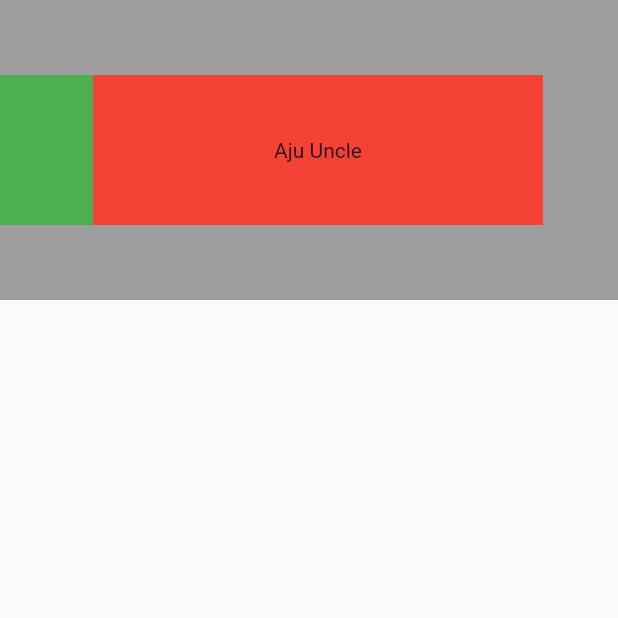
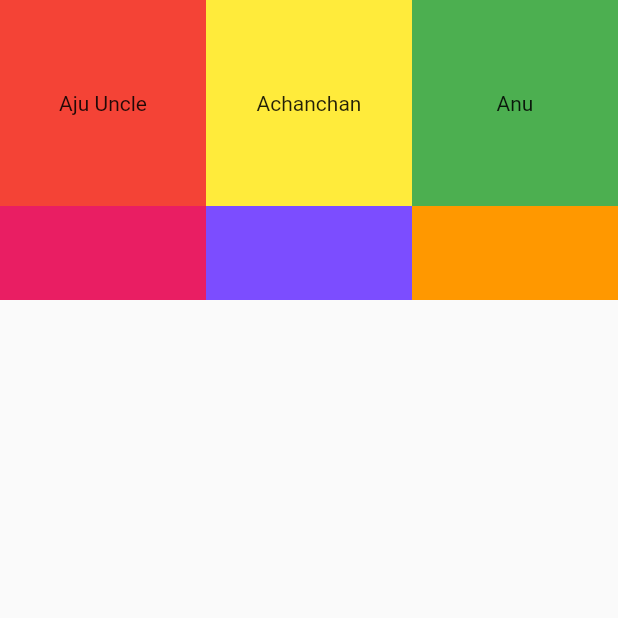
Before and after one commit to Geothomas1/Flutter.Dev, a Flutter app: the screen it shows after launch, on a phone screen of 412 x 824 dp, the top half of it. Run offline on Flutter 3.47's test engine with Material 2 defaults, Android fonts, the phone set to English and light mode, and no system bars.

Commit message:
Grid View

```diff
--- a/flutter_application_1/lib/widgets/multiChildLayoutWidget.dart
+++ b/flutter_application_1/lib/widgets/multiChildLayoutWidget.dart
@@ -7,10 +7,8 @@ class MultiChildLayoutWidget extends StatelessWidget {
         width: MediaQuery.of(context).size.width,
         height: 200,
         color: Colors.grey,
-      child: ListView(
-        scrollDirection: Axis.horizontal,
-        reverse: true,
-        padding: EdgeInsets.all(50),
+        child: GridView.count(
+          crossAxisCount:3 ,
           children: <Widget>[
             Container(
                 color: Colors.red,
@@ -18,40 +16,43 @@ class MultiChildLayoutWidget extends StatelessWidget {
                 height: 200,
                 child: Center(
                   child: Text("Aju Uncle"),
-            ),
-          ),
+                )),
+            Container(
+                color: Colors.yellow,
+                width: 300,
+                height: 200,
+                child: Center(
+                  child: Text("Achanchan"),
+                )),
             Container(
                 color: Colors.green,
                 width: 300,
                 height: 200,
-            child: Center(child: Text("Achachan")),
-          ),
+                child: Center(
+                  child: Text("Anu"),
+                )),
             Container(
                 color: Colors.pink,
                 width: 300,
                 height: 200,
                 child: Center(
                   child: Text("Anju"),
-            ),
-          ),
+                )),
             Container(
-            color: Colors.blue,
+                color: Colors.deepPurpleAccent,
                 width: 300,
                 height: 200,
                 child: Center(
-              child: Text("Ammu"),
-            ),
-          ),
+                  child: Text("Arun Kumar"),
+                )),
             Container(
-            color: Colors.yellow,
+                color: Colors.orange,
                 width: 300,
                 height: 200,
                 child: Center(
-              child: Text("Anu"),
-            ),
-          ),
+                  child: Text("Aparan"),
+                )),
           ],
-      ),
-    );
+        ));
   }
 }
```
Lines whose indentation alone changed are shown as unchanged.
